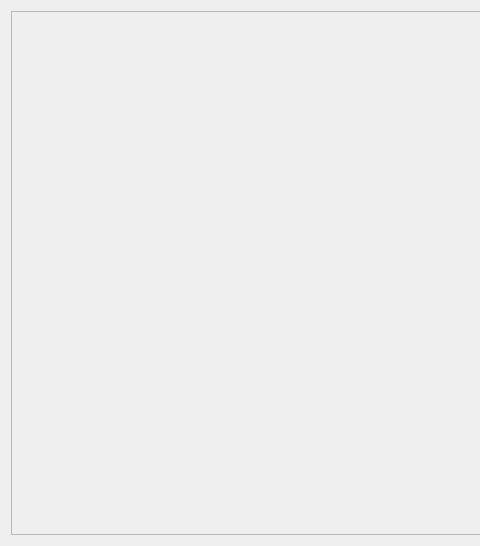
Before: the Qt Designer form window2.ui in Aazmund/Be_Chef, drawn with Qt 5; both pictures show x 0 to 480 and y 0 to 546 of the 837 by 546 pixel window.
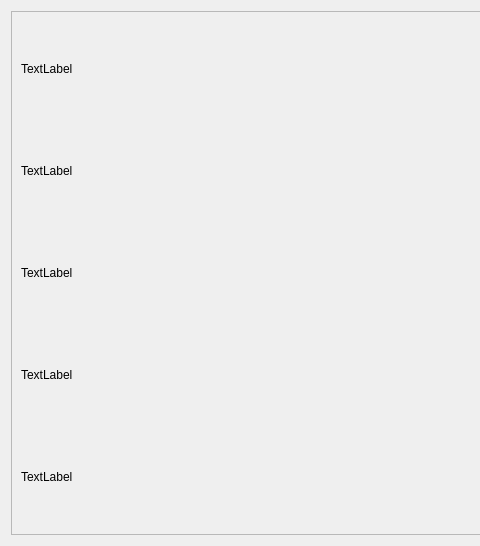
After: the same form once the commit is applied.

Patch:
```diff
--- a/window2.ui
+++ b/window2.ui
@@ -26,10 +26,47 @@
          <rect>
           <x>0</x>
           <y>0</y>
-          <width>809</width>
-          <height>518</height>
+          <width>815</width>
+          <height>524</height>
          </rect>
         </property>
+        <layout class="QVBoxLayout" name="verticalLayout_3">
+         <item>
+          <widget class="QLabel" name="label">
+           <property name="text">
+            <string>TextLabel</string>
+           </property>
+          </widget>
+         </item>
+         <item>
+          <widget class="QLabel" name="label_2">
+           <property name="text">
+            <string>TextLabel</string>
+           </property>
+          </widget>
+         </item>
+         <item>
+          <widget class="QLabel" name="label_3">
+           <property name="text">
+            <string>TextLabel</string>
+           </property>
+          </widget>
+         </item>
+         <item>
+          <widget class="QLabel" name="label_4">
+           <property name="text">
+            <string>TextLabel</string>
+           </property>
+          </widget>
+         </item>
+         <item>
+          <widget class="QLabel" name="label_5">
+           <property name="text">
+            <string>TextLabel</string>
+           </property>
+          </widget>
+         </item>
+        </layout>
        </widget>
       </widget>
      </item>
```
